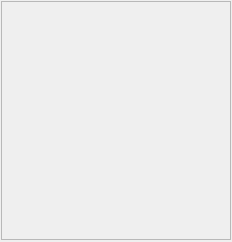
First picture: the form in rqt_topic_display/resource/topic_display.ui, repository newtonresearchlabs/rqt_topic_display, before the edit.
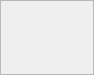
Second picture: the form after the edit.

Diff of the .ui file:
```diff
--- a/rqt_topic_display/resource/topic_display.ui
+++ b/rqt_topic_display/resource/topic_display.ui
@@ -6,8 +6,8 @@
    <rect>
     <x>0</x>
     <y>0</y>
-    <width>232</width>
-    <height>242</height>
+    <width>94</width>
+    <height>75</height>
    </rect>
   </property>
   <property name="windowTitle">
@@ -15,16 +15,16 @@
   </property>
   <layout class="QVBoxLayout" name="verticalLayout">
    <property name="leftMargin">
-    <number>1</number>
+    <number>0</number>
    </property>
    <property name="topMargin">
-    <number>1</number>
+    <number>0</number>
    </property>
    <property name="rightMargin">
-    <number>1</number>
+    <number>0</number>
    </property>
    <property name="bottomMargin">
-    <number>2</number>
+    <number>0</number>
    </property>
    <item>
     <widget class="QScrollArea" name="scrollArea">
@@ -36,19 +36,31 @@
        <rect>
         <x>0</x>
         <y>0</y>
-        <width>228</width>
-        <height>237</height>
+        <width>92</width>
+        <height>73</height>
        </rect>
       </property>
       <layout class="QVBoxLayout" name="verticalLayout_2">
-       <property name="margin">
-        <number>1</number>
+       <property name="leftMargin">
+        <number>0</number>
+       </property>
+       <property name="topMargin">
+        <number>0</number>
+       </property>
+       <property name="rightMargin">
+        <number>0</number>
+       </property>
+       <property name="bottomMargin">
+        <number>0</number>
        </property>
        <item>
         <widget class="QLabel" name="label">
          <property name="text">
           <string/>
          </property>
+         <property name="alignment">
+          <set>Qt::AlignLeading|Qt::AlignLeft|Qt::AlignTop</set>
+         </property>
         </widget>
        </item>
       </layout>
```
Left out of the diff: 2 changed lines with no effect on the pictures.
